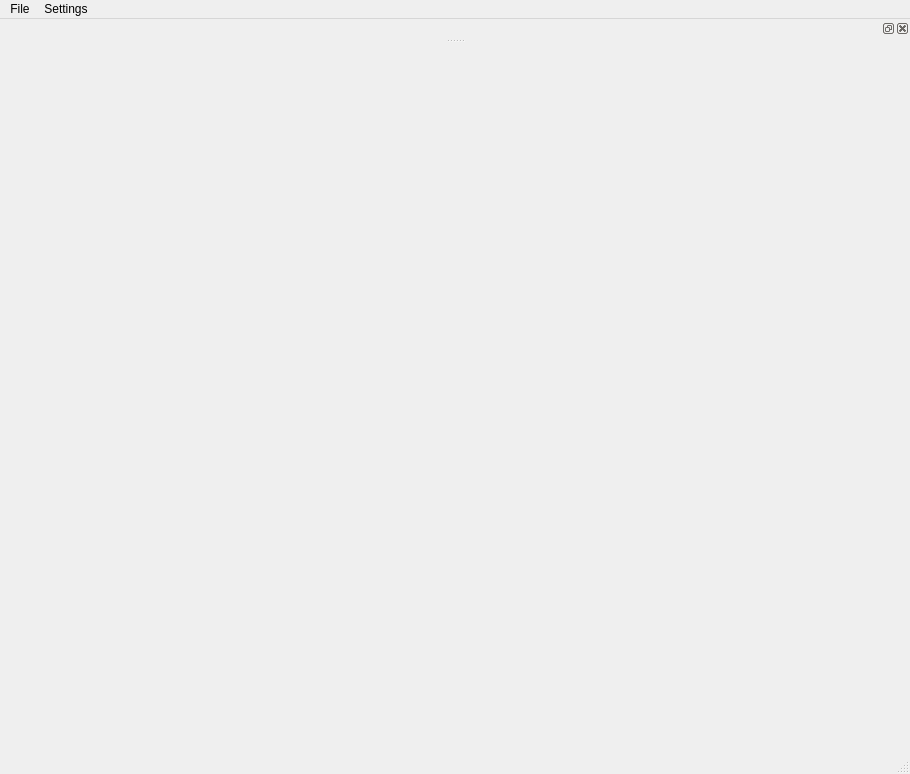
First picture: the form in mainwindowform.ui, repository hilton92/open-larynx, before the edit.
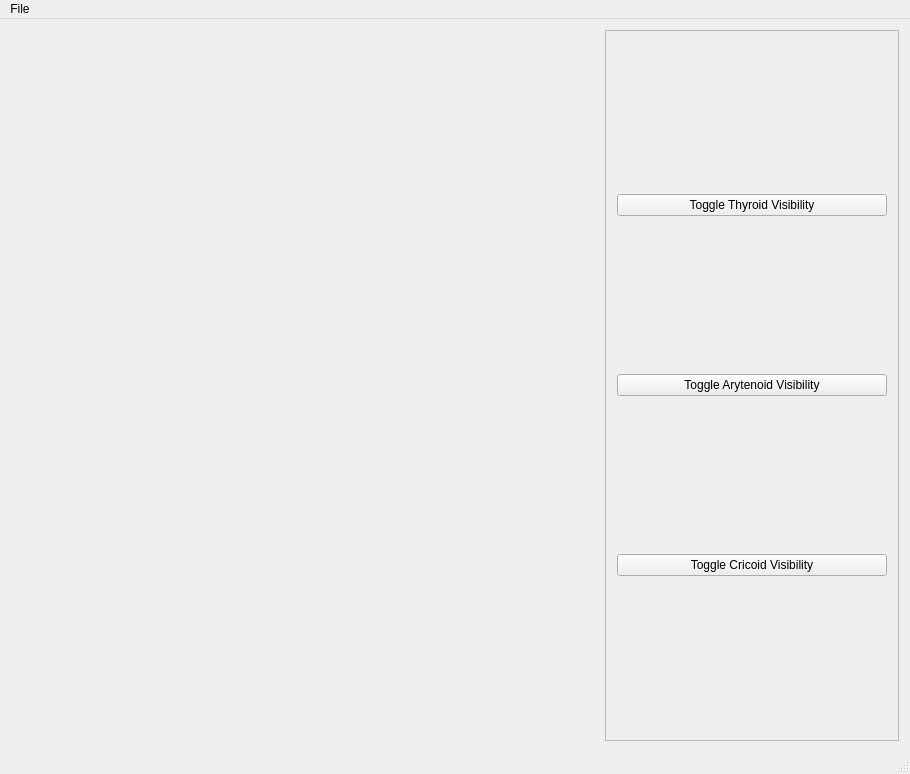
Second picture: the form after the edit. Custom widgets are drawn as their Qt base class.

Patch:
```diff
--- a/mainwindowform.ui
+++ b/mainwindowform.ui
@@ -21,7 +21,7 @@
   </property>
   <widget class="QWidget" name="centralWidget">
    <property name="enabled">
-    <bool>false</bool>
+    <bool>true</bool>
    </property>
    <property name="minimumSize">
     <size>
@@ -32,6 +32,63 @@
    <property name="autoFillBackground">
     <bool>false</bool>
    </property>
+   <layout class="QHBoxLayout" name="horizontalLayout" stretch="2,1">
+    <item>
+     <widget class="OSGWidget" name="mOSGWidget" native="true">
+      <property name="enabled">
+       <bool>true</bool>
+      </property>
+     </widget>
+    </item>
+    <item>
+     <widget class="QFrame" name="Settings">
+      <property name="enabled">
+       <bool>true</bool>
+      </property>
+      <property name="frameShape">
+       <enum>QFrame::StyledPanel</enum>
+      </property>
+      <property name="frameShadow">
+       <enum>QFrame::Raised</enum>
+      </property>
+      <layout class="QVBoxLayout" name="verticalLayout_2">
+       <item>
+        <widget class="QPushButton" name="toggleThyroid">
+         <property name="enabled">
+          <bool>true</bool>
+         </property>
+         <property name="text">
+          <string>Toggle Thyroid Visibility</string>
+         </property>
+        </widget>
+       </item>
+       <item>
+        <widget class="QPushButton" name="toggleArytenoid">
+         <property name="enabled">
+          <bool>true</bool>
+         </property>
+         <property name="text">
+          <string>Toggle Arytenoid Visibility</string>
+         </property>
+        </widget>
+       </item>
+       <item>
+        <widget class="QPushButton" name="toggleCricoid">
+         <property name="enabled">
+          <bool>true</bool>
+         </property>
+         <property name="text">
+          <string>Toggle Cricoid Visibility</string>
+         </property>
+         <property name="default">
+          <bool>false</bool>
+         </property>
+        </widget>
+       </item>
+      </layout>
+     </widget>
+    </item>
+   </layout>
   </widget>
   <widget class="QMenuBar" name="menuBar">
    <property name="geometry">
@@ -39,7 +96,7 @@
      <x>0</x>
      <y>0</y>
      <width>910</width>
-     <height>22</height>
+     <height>26</height>
     </rect>
    </property>
    <widget class="QMenu" name="menuFile">
@@ -47,62 +104,11 @@
      <string>File</string>
     </property>
     <addaction name="actionExit"/>
-   </widget>
-   <widget class="QMenu" name="menuSettings">
-    <property name="title">
-     <string>Settings</string>
-    </property>
+    <addaction name="actionSaveOptions"/>
    </widget>
    <addaction name="menuFile"/>
-   <addaction name="menuSettings"/>
   </widget>
   <widget class="QStatusBar" name="statusBar"/>
-  <widget class="QDockWidget" name="dockWidget">
-   <attribute name="dockWidgetArea">
-    <number>4</number>
-   </attribute>
-   <widget class="QWidget" name="dockWidgetContents">
-    <widget class="QPushButton" name="toggleThyroid">
-     <property name="geometry">
-      <rect>
-       <x>208</x>
-       <y>10</y>
-       <width>171</width>
-       <height>25</height>
-      </rect>
-     </property>
-     <property name="text">
-      <string>Toggle Thyroid Visibility</string>
-     </property>
-    </widget>
-    <widget class="QPushButton" name="toggleArytenoid">
-     <property name="geometry">
-      <rect>
-       <x>210</x>
-       <y>50</y>
-       <width>191</width>
-       <height>25</height>
-      </rect>
-     </property>
-     <property name="text">
-      <string>Toggle Arytenoid Visibility</string>
-     </property>
-    </widget>
-    <widget class="QPushButton" name="toggleCricoid">
-     <property name="geometry">
-      <rect>
-       <x>210</x>
-       <y>90</y>
-       <width>171</width>
-       <height>25</height>
-      </rect>
-     </property>
-     <property name="text">
-      <string>Toggle Cricoid Visibility</string>
-     </property>
-    </widget>
-   </widget>
-  </widget>
   <action name="actionOpen">
    <property name="text">
     <string>Open</string>
@@ -130,6 +136,14 @@
   </action>
  </widget>
  <layoutdefault spacing="6" margin="11"/>
+ <customwidgets>
+  <customwidget>
+   <class>OSGWidget</class>
+   <extends>QWidget</extends>
+   <header>osgwidget.h</header>
+   <container>1</container>
+  </customwidget>
+ </customwidgets>
  <resources/>
  <connections/>
 </ui>
```
Left out of the diff: 10 changed lines with no effect on the pictures.
